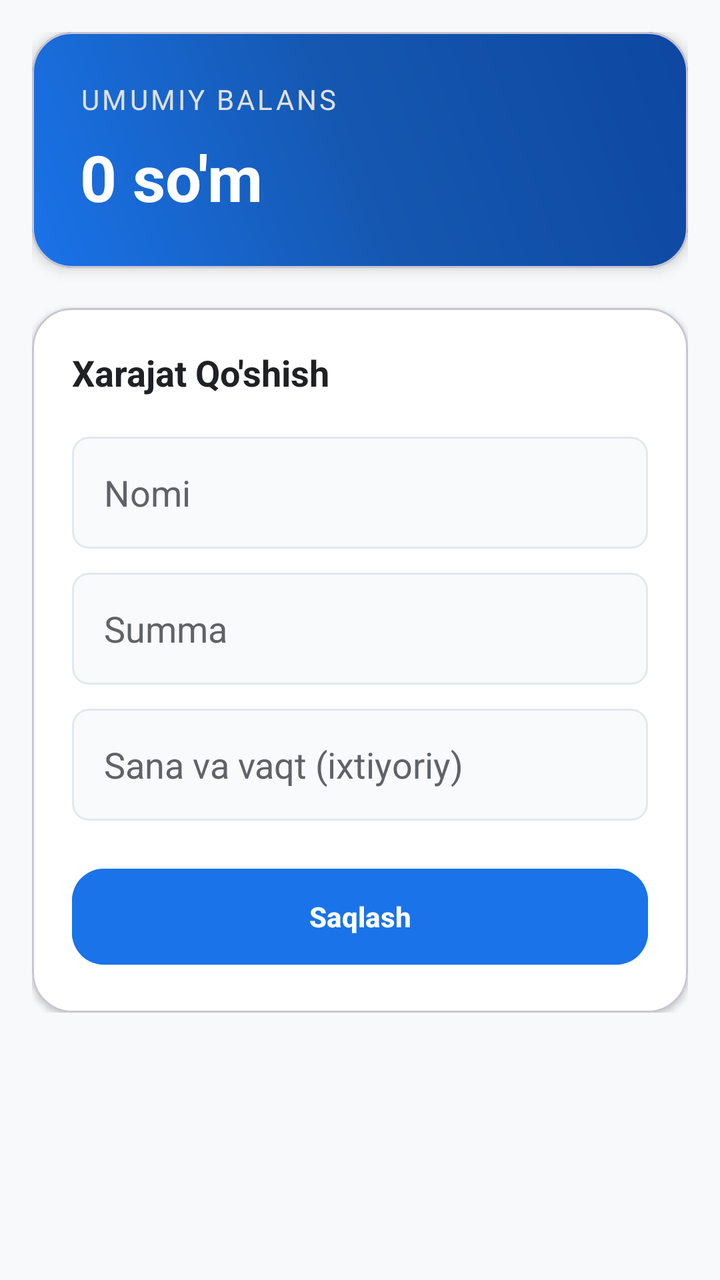
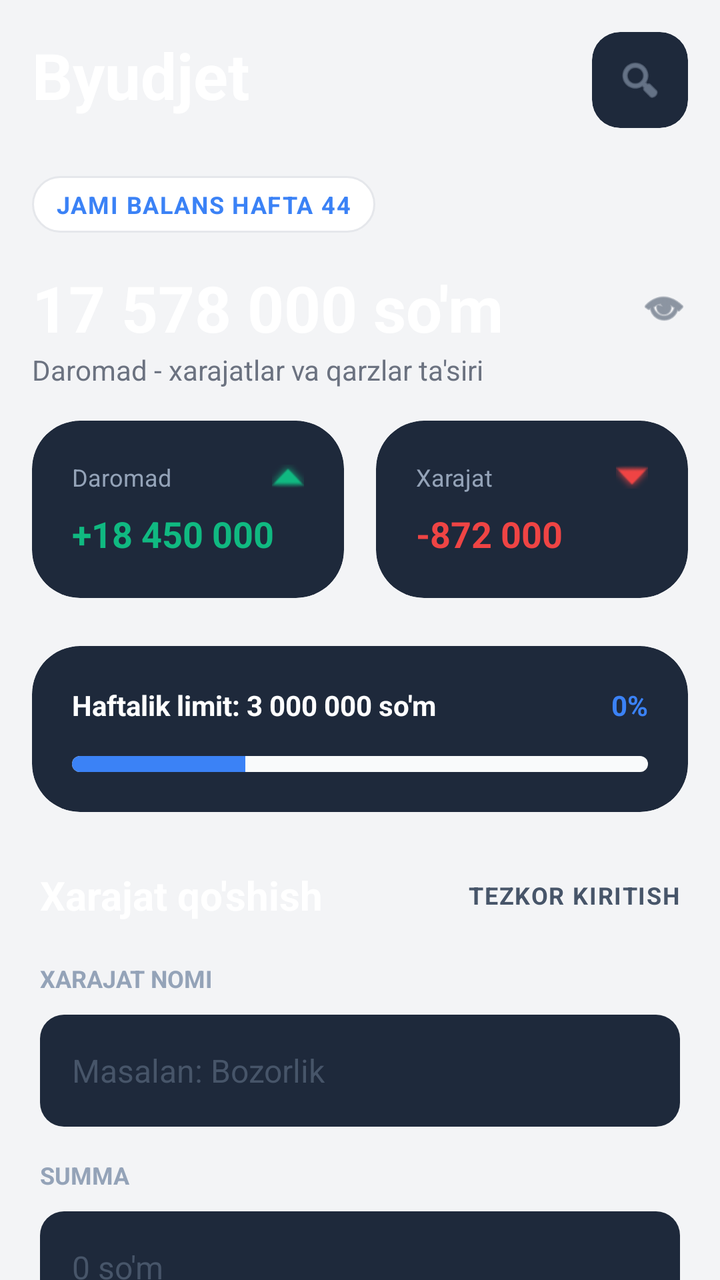

Compare the two renders of this Android layout. The source of the first and the diff that turns it into the second are given below.
<!-- AndroidManifest.xml: application theme Theme.Haftalikharajat -->
<!-- res/layout/fragment_home.xml -->
<?xml version="1.0" encoding="utf-8"?>
<androidx.core.widget.NestedScrollView xmlns:android="http://schemas.android.com/apk/res/android"
    xmlns:app="http://schemas.android.com/apk/res-auto"
    android:layout_width="match_parent"
    android:layout_height="match_parent"
    android:background="@color/background">

    <LinearLayout
        android:layout_width="match_parent"
        android:layout_height="wrap_content"
        android:orientation="vertical"
        android:padding="16dp">

        <com.google.android.material.card.MaterialCardView
            android:id="@+id/cardBalance"
            android:layout_width="match_parent"
            android:layout_height="wrap_content"
            android:layout_marginBottom="20dp"
            app:cardCornerRadius="20dp"
            app:cardElevation="4dp">

            <LinearLayout
                android:layout_width="match_parent"
                android:layout_height="wrap_content"
                android:orientation="vertical"
                android:padding="24dp"
                android:background="@drawable/balance_bg_gradient">

                <TextView
                    android:layout_width="wrap_content"
                    android:layout_height="wrap_content"
                    android:text="Umumiy Balans"
                    android:textColor="#E0E0E0"
                    android:textSize="14sp"
                    android:textAllCaps="true"
                    android:letterSpacing="0.1"/>

                <TextView
                    android:id="@+id/tvTotalBalance"
                    android:layout_width="wrap_content"
                    android:layout_height="wrap_content"
                    android:text="0 so'm"
                    android:textColor="@color/white"
                    android:textSize="32sp"
                    android:textStyle="bold"
                    android:layout_marginTop="8dp"/>

            </LinearLayout>
        </com.google.android.material.card.MaterialCardView>

        <com.google.android.material.card.MaterialCardView
            android:layout_width="match_parent"
            android:layout_height="wrap_content"
            app:cardCornerRadius="20dp"
            app:cardElevation="2dp"
            app:cardBackgroundColor="@color/surface">

            <LinearLayout
                android:layout_width="match_parent"
                android:layout_height="wrap_content"
                android:orientation="vertical"
                android:padding="20dp">

                <TextView
                    android:layout_width="wrap_content"
                    android:layout_height="wrap_content"
                    android:text="Xarajat Qo'shish"
                    android:textSize="18sp"
                    android:textStyle="bold"
                    android:textColor="@color/on_surface"
                    android:layout_marginBottom="20dp"/>

                <EditText
                    android:id="@+id/etExpName"
                    android:layout_width="match_parent"
                    android:layout_height="56dp"
                    android:hint="Nomi"
                    android:background="@drawable/edit_text_bg"
                    android:paddingHorizontal="16dp"
                    android:layout_marginBottom="12dp"
                    android:textColor="@color/black"
                    android:textColorHint="@color/secondary"
                    android:inputType="text"/>

                <EditText
                    android:id="@+id/etExpAmount"
                    android:layout_width="match_parent"
                    android:layout_height="56dp"
                    android:hint="Summa"
                    android:inputType="numberDecimal"
                    android:background="@drawable/edit_text_bg"
                    android:paddingHorizontal="16dp"
                    android:layout_marginBottom="12dp"
                    android:textColor="@color/black"
                    android:textColorHint="@color/secondary"/>

                <EditText
                    android:id="@+id/etExpDate"
                    android:layout_width="match_parent"
                    android:layout_height="56dp"
                    android:hint="Sana va vaqt (ixtiyoriy)"
                    android:focusable="false"
                    android:clickable="true"
                    android:background="@drawable/edit_text_bg"
                    android:paddingHorizontal="16dp"
                    android:layout_marginBottom="20dp"
                    android:textColor="@color/black"
                    android:textColorHint="@color/secondary"/>

                <Button
                    android:id="@+id/btnSaveExp"
                    android:layout_width="match_parent"
                    android:layout_height="56dp"
                    android:text="Saqlash"
                    android:backgroundTint="@color/primary"
                    android:textColor="@color/white"
                    android:textStyle="bold"
                    app:cornerRadius="16dp"/>

            </LinearLayout>
        </com.google.android.material.card.MaterialCardView>

    </LinearLayout>
</androidx.core.widget.NestedScrollView>
<!-- resources referenced by this layout -->
<resources>
  <color name="background">#F8F9FA</color>
  <color name="black">#000000</color>
  <color name="on_surface">#202124</color>
  <color name="primary">#1A73E8</color>
  <color name="secondary">#5F6368</color>
  <color name="surface">#FFFFFF</color>
  <color name="white">#FFFFFF</color>
  <!-- drawable balance_bg_gradient (drawable) -->
  <?xml version="1.0" encoding="utf-8"?>
  <shape xmlns:android="http://schemas.android.com/apk/res/android"
      android:shape="rectangle">
      <gradient
          android:startColor="#1A73E8"
          android:centerColor="#1557B0"
          android:endColor="#0D47A1"
          android:angle="45"/>
      <corners android:radius="20dp"/>
  </shape>
  <!-- drawable edit_text_bg (drawable) -->
  <?xml version="1.0" encoding="utf-8"?>
  <shape xmlns:android="http://schemas.android.com/apk/res/android">
      <solid android:color="#F8FAFC"/>
      <stroke android:width="1dp" android:color="#E2E8F0"/>
      <corners android:radius="8dp"/>
  </shape>
  <style name="Theme.Haftalikharajat" parent="Base.Theme.Haftalikharajat" />
  <style name="Base.Theme.Haftalikharajat" parent="Theme.Material3.DayNight.NoActionBar">
          
          <item name="android:statusBarColor">#F0F2F5</item>
          <item name="android:windowLightStatusBar" tools:targetApi="m">true</item>
      </style>
</resources>

<!-- the commit's change to res/layout/fragment_home.xml (unified diff, before → after) -->
@@ -1,9 +1,10 @@
 <?xml version="1.0" encoding="utf-8"?>
 <androidx.core.widget.NestedScrollView xmlns:android="http://schemas.android.com/apk/res/android"
     xmlns:app="http://schemas.android.com/apk/res-auto"
+    xmlns:tools="http://schemas.android.com/tools"
     android:layout_width="match_parent"
     android:layout_height="match_parent"
-    android:background="@color/background">
+    android:background="@color/bg_app">
 
     <LinearLayout
         android:layout_width="match_parent"
@@ -11,114 +12,428 @@
         android:orientation="vertical"
         android:padding="16dp">
 
+        
+        <RelativeLayout
+            android:layout_width="match_parent"
+            android:layout_height="wrap_content"
+            android:layout_marginBottom="24dp">
+            <TextView
+                android:layout_width="wrap_content"
+                android:layout_height="wrap_content"
+                android:text="Byudjet"
+                android:textColor="@color/white"
+                android:textSize="32sp"
+                android:textStyle="bold" />
+
+            <com.google.android.material.card.MaterialCardView
+                android:layout_width="48dp"
+                android:layout_height="48dp"
+                android:layout_alignParentEnd="true"
+                app:cardBackgroundColor="#1E293B"
+                app:cardCornerRadius="14dp"
+                app:strokeWidth="0dp">
+                <ImageView
+                    android:layout_width="24dp"
+                    android:layout_height="24dp"
+                    android:layout_gravity="center"
+                    android:src="@android:drawable/ic_menu_search"
+                    app:tint="#94A3B8"
+                    android:contentDescription="Qidiruv" />
+            </com.google.android.material.card.MaterialCardView>
+        </RelativeLayout>
+
+        
+        <TextView
+            android:id="@+id/tvWeekInfo"
+            android:layout_width="wrap_content"
+            android:layout_height="wrap_content"
+            android:text="JAMI BALANS HAFTA 44"
+            android:textColor="#3B82F6"
+            android:textSize="12sp"
+            android:textStyle="bold"
+            android:background="@drawable/bg_label_pill"
+            android:paddingHorizontal="12dp"
+            android:paddingVertical="6dp"
+            android:layout_marginBottom="16dp"
+            android:letterSpacing="0.05"/>
+
+        <LinearLayout
+            android:layout_width="match_parent"
+            android:layout_height="wrap_content"
+            android:orientation="horizontal"
+            android:gravity="center_vertical">
+
+            <TextView
+                android:id="@+id/tvTotalBalance"
+                android:layout_width="0dp"
+                android:layout_height="wrap_content"
+                android:layout_weight="1"
+                android:text="17 578 000 so'm"
+                android:textColor="@color/white"
+                android:textSize="32sp"
+                android:textStyle="bold" />
+
+            <ImageView
+                android:layout_width="24dp"
+                android:layout_height="24dp"
+                android:src="@android:drawable/ic_menu_view"
+                app:tint="#475569" />
+        </LinearLayout>
+
+        <TextView
+            android:layout_width="wrap_content"
+            android:layout_height="wrap_content"
+            android:text="Daromad - xarajatlar va qarzlar ta'siri"
+            android:textColor="@color/text_secondary"
+            android:textSize="14sp"
+            android:layout_marginBottom="16dp"/>
+
+        
+        <LinearLayout
+            android:layout_width="match_parent"
+            android:layout_height="wrap_content"
+            android:orientation="horizontal"
+            android:baselineAligned="false"
+            android:layout_marginBottom="24dp">
+
+            <com.google.android.material.card.MaterialCardView
+                android:layout_width="0dp"
+                android:layout_height="wrap_content"
+                android:layout_weight="1"
+                android:layout_marginEnd="8dp"
+                app:cardCornerRadius="24dp"
+                app:cardElevation="0dp"
+                app:strokeWidth="0dp"
+                app:cardBackgroundColor="#1E293B">
+
+                <LinearLayout
+                    android:layout_width="match_parent"
+                    android:layout_height="wrap_content"
+                    android:orientation="vertical"
+                    android:padding="20dp">
+
+                    <LinearLayout
+                        android:layout_width="match_parent"
+                        android:layout_height="wrap_content"
+                        android:orientation="horizontal"
+                        android:gravity="center_vertical">
+                        <TextView
+                            android:layout_width="0dp"
+                            android:layout_height="wrap_content"
+                            android:layout_weight="1"
+                            android:text="Daromad"
+                            android:textColor="#94A3B8"
+                            android:textSize="12sp"/>
+                        <ImageView
+                            android:layout_width="16dp"
+                            android:layout_height="16dp"
+                            android:src="@android:drawable/arrow_up_float"
+                            app:tint="#10B981"/>
+                    </LinearLayout>
+
+                    <TextView
+                        android:id="@+id/tvTotalIncome"
+                        android:layout_width="wrap_content"
+                        android:layout_height="wrap_content"
+                        android:text="+18 450 000"
+                        android:textColor="#10B981"
+                        android:textStyle="bold"
+                        android:textSize="18sp"
+                        android:layout_marginTop="8dp"/>
+                </LinearLayout>
+            </com.google.android.material.card.MaterialCardView>
+
+            <com.google.android.material.card.MaterialCardView
+                android:layout_width="0dp"
+                android:layout_height="wrap_content"
+                android:layout_weight="1"
+                android:layout_marginStart="8dp"
+                app:cardCornerRadius="24dp"
+                app:cardElevation="0dp"
+                app:strokeWidth="0dp"
+                app:cardBackgroundColor="#1E293B">
+
+                <LinearLayout
+                    android:layout_width="match_parent"
+                    android:layout_height="wrap_content"
+                    android:orientation="vertical"
+                    android:padding="20dp">
+
+                    <LinearLayout
+                        android:layout_width="match_parent"
+                        android:layout_height="wrap_content"
+                        android:orientation="horizontal"
+                        android:gravity="center_vertical">
+                        <TextView
+                            android:layout_width="0dp"
+                            android:layout_height="wrap_content"
+                            android:layout_weight="1"
+                            android:text="Xarajat"
+                            android:textColor="#94A3B8"
+                            android:textSize="12sp"/>
+                        <ImageView
+                            android:layout_width="16dp"
+                            android:layout_height="16dp"
+                            android:src="@android:drawable/arrow_down_float"
+                            app:tint="#EF4444"/>
+                    </LinearLayout>
+
+                    <TextView
+                        android:id="@+id/tvTotalExpense"
+                        android:layout_width="wrap_content"
+                        android:layout_height="wrap_content"
+                        android:text="-872 000"
+                        android:textColor="#EF4444"
+                        android:textStyle="bold"
+                        android:textSize="18sp"
+                        android:layout_marginTop="8dp"/>
+                </LinearLayout>
+            </com.google.android.material.card.MaterialCardView>
+        </LinearLayout>
+
+        
         <com.google.android.material.card.MaterialCardView
-            android:id="@+id/cardBalance"
             android:layout_width="match_parent"
             android:layout_height="wrap_content"
-            android:layout_marginBottom="20dp"
-            app:cardCornerRadius="20dp"
-            app:cardElevation="4dp">
+            android:layout_marginBottom="24dp"
+            app:cardCornerRadius="24dp"
+            app:cardElevation="0dp"
+            app:strokeWidth="0dp"
+            app:cardBackgroundColor="#1E293B">
 
             <LinearLayout
                 android:layout_width="match_parent"
                 android:layout_height="wrap_content"
                 android:orientation="vertical"
-                android:padding="24dp"
-                android:background="@drawable/balance_bg_gradient">
-
+                android:padding="20dp">
+
+                <LinearLayout
+                    android:layout_width="match_parent"
+                    android:layout_height="wrap_content"
+                    android:orientation="horizontal">
+                    <TextView
+                        android:id="@+id/tvWeeklyLimit"
+                        android:layout_width="0dp"
+                        android:layout_height="wrap_content"
+                        android:layout_weight="1"
+                        android:text="Haftalik limit: 3 000 000 so'm"
+                        android:textColor="@color/white"
+                        android:textStyle="bold"
+                        android:textSize="14sp"/>
+                    <TextView
+                        android:id="@+id/tvLimitPercent"
+                        android:layout_width="wrap_content"
+                        android:layout_height="wrap_content"
+                        android:text="0%"
+                        android:textColor="#3B82F6"
+                        android:textStyle="bold"
+                        android:textSize="14sp"/>
+                </LinearLayout>
+
+                <ProgressBar
+                    android:id="@+id/pbWeeklyLimit"
+                    style="@android:style/Widget.ProgressBar.Horizontal"
+                    android:layout_width="match_parent"
+                    android:layout_height="8dp"
+                    android:layout_marginTop="16dp"
+                    android:progress="30"
+                    android:progressDrawable="@drawable/custom_progress_bar" />
+            </LinearLayout>
+        </com.google.android.material.card.MaterialCardView>
+
+        
+        <LinearLayout
+            android:layout_width="match_parent"
+            android:layout_height="wrap_content"
+            android:orientation="vertical"
+            android:padding="4dp">
+
+            <LinearLayout
+                android:layout_width="match_parent"
+                android:layout_height="wrap_content"
+                android:orientation="horizontal"
+                android:gravity="center_vertical"
+                android:layout_marginBottom="20dp">
+                <TextView
+                    android:layout_width="0dp"
+                    android:layout_height="wrap_content"
+                    android:layout_weight="1"
+                    android:text="Xarajat qo'shish"
+                    android:textSize="20sp"
+                    android:textStyle="bold"
+                    android:textColor="@color/white"/>
                 <TextView
                     android:layout_width="wrap_content"
                     android:layout_height="wrap_content"
-                    android:text="Umumiy Balans"
-                    android:textColor="#E0E0E0"
-                    android:textSize="14sp"
-                    android:textAllCaps="true"
-                    android:letterSpacing="0.1"/>
-
-                <TextView
-                    android:id="@+id/tvTotalBalance"
+                    android:text="TEZKOR KIRITISH"
+                    android:textSize="12sp"
+                    android:textColor="#475569"
+                    android:textStyle="bold"
+                    android:letterSpacing="0.05"/>
+            </LinearLayout>
+
+            <TextView
+                android:layout_width="wrap_content"
+                android:layout_height="wrap_content"
+                android:text="XARAJAT NOMI"
+                android:textSize="12sp"
+                android:textStyle="bold"
+                android:textColor="#94A3B8"
+                android:layout_marginBottom="10dp"/>
+            <EditText
+                android:id="@+id/etExpName"
+                android:layout_width="match_parent"
+                android:layout_height="56dp"
+                android:hint="Masalan: Bozorlik"
+                android:background="@drawable/bg_input_dark"
+                android:paddingHorizontal="16dp"
+                android:layout_marginBottom="16dp"
+                android:textColor="@color/white"
+                android:textColorHint="#475569"
+                android:textSize="16sp"
+                android:inputType="text"/>
+
+            <TextView
+                android:layout_width="wrap_content"
+                android:layout_height="wrap_content"
+                android:text="SUMMA"
+                android:textSize="12sp"
+                android:textStyle="bold"
+                android:textColor="#94A3B8"
+                android:layout_marginBottom="10dp"/>
+            <EditText
+                android:id="@+id/etExpAmount"
+                android:layout_width="match_parent"
+                android:layout_height="56dp"
+                android:hint="0 so'm"
+                android:inputType="numberDecimal"
+                android:background="@drawable/bg_input_dark"
+                android:paddingHorizontal="16dp"
+                android:layout_marginBottom="16dp"
+                android:textColor="@color/white"
+                android:textColorHint="#475569"
+                android:textSize="16sp"/>
+
+            <LinearLayout
+                android:layout_width="match_parent"
+                android:layout_height="wrap_content"
+                android:orientation="horizontal"
+                android:layout_marginBottom="16dp">
+
+                <LinearLayout
+                    android:layout_width="0dp"
+                    android:layout_height="wrap_content"
+                    android:layout_weight="1"
+                    android:orientation="vertical"
+                    android:layout_marginEnd="8dp">
+                    <TextView
+                        android:layout_width="wrap_content"
+                        android:layout_height="wrap_content"
+                        android:text="SANA"
+                        android:textSize="12sp"
+                        android:textStyle="bold"
+                        android:textColor="#94A3B8"
+                        android:layout_marginBottom="10dp"/>
+                    <RelativeLayout
+                        android:layout_width="match_parent"
+                        android:layout_height="56dp"
+                        android:background="@drawable/bg_input_dark"
+                        android:paddingHorizontal="16dp">
+                        <EditText
+                            android:id="@+id/etExpDate"
+                            android:layout_width="match_parent"
+                            android:layout_height="match_parent"
+                            android:hint="2026-10-26"
+                            android:background="@null"
+                            android:focusable="false"
+                            android:textColor="@color/white"
+                            android:textColorHint="#475569"
+                            android:textSize="16sp"/>
+                        <ImageView
+                            android:layout_width="24dp"
+                            android:layout_height="24dp"
+                            android:layout_alignParentEnd="true"
+                            android:layout_centerVertical="true"
+                            android:src="@drawable/ic_calendar"
+                            app:tint="@color/black"/>
+                    </RelativeLayout>
+                </LinearLayout>
+
+                <LinearLayout
+                    android:layout_width="0dp"
+                    android:layout_height="wrap_content"
+                    android:layout_weight="1"
+                    android:orientation="vertical"
+                    android:layout_marginStart="8dp">
+                    <TextView
+                        android:layout_width="wrap_content"
+                        android:layout_height="wrap_content"
+                        android:text="VAQT"
+                        android:textSize="12sp"
+                        android:textStyle="bold"
+                        android:textColor="#94A3B8"
+                        android:layout_marginBottom="10dp"/>
+                    <RelativeLayout
+                        android:layout_width="match_parent"
+                        android:layout_height="56dp"
+                        android:background="@drawable/bg_input_dark"
+                        android:paddingHorizontal="16dp">
+                        <EditText
+                            android:id="@+id/etExpTime"
+                            android:layout_width="match_parent"
+                            android:layout_height="match_parent"
+                            android:hint="14:06"
+                            android:background="@null"
+                            android:focusable="false"
+                            android:textColor="@color/white"
+                            android:textColorHint="#475569"
+                            android:textSize="16sp"/>
+                        <ImageView
+                            android:layout_width="24dp"
+                            android:layout_height="24dp"
+                            android:layout_alignParentEnd="true"
+                            android:layout_centerVertical="true"
+                            android:src="@android:drawable/ic_menu_recent_history"
+                            app:tint="@color/black"/>
+                    </RelativeLayout>
+                </LinearLayout>
+            </LinearLayout>
+
+            <TextView
+                android:layout_width="wrap_content"
+                android:layout_height="wrap_content"
+                android:text="KATEGORIYA"
+                android:textSize="12sp"
+                android:textStyle="bold"
+                android:textColor="#94A3B8"
+                android:layout_marginBottom="10dp"/>
+
+            <HorizontalScrollView
+                android:layout_width="match_parent"
+                android:layout_height="wrap_content"
+                android:scrollbars="none"
+                android:layout_marginBottom="24dp">
+                <com.google.android.material.chip.ChipGroup
+                    android:id="@+id/chipGroupCategory"
                     android:layout_width="wrap_content"
                     android:layout_height="wrap_content"
-                    android:text="0 so'm"
-                    android:textColor="@color/white"
-                    android:textSize="32sp"
-                    android:textStyle="bold"
-                    android:layout_marginTop="8dp"/>
-
-            </LinearLayout>
-        </com.google.android.material.card.MaterialCardView>
-
-        <com.google.android.material.card.MaterialCardView
-            android:layout_width="match_parent"
-            android:layout_height="wrap_content"
-            app:cardCornerRadius="20dp"
-            app:cardElevation="2dp"
-            app:cardBackgroundColor="@color/surface">
-
-            <LinearLayout
-                android:layout_width="match_parent"
-                android:layout_height="wrap_content"
-                android:orientation="vertical"
-                android:padding="20dp">
-
-                <TextView
-                    android:layout_width="wrap_content"
-                    android:layout_height="wrap_content"
-                    android:text="Xarajat Qo'shish"
-                    android:textSize="18sp"
-                    android:textStyle="bold"
-                    android:textColor="@color/on_surface"
-                    android:layout_marginBottom="20dp"/>
-
-                <EditText
-                    android:id="@+id/etExpName"
-                    android:layout_width="match_parent"
-                    android:layout_height="56dp"
-                    android:hint="Nomi"
-                    android:background="@drawable/edit_text_bg"
-                    android:paddingHorizontal="16dp"
-                    android:layout_marginBottom="12dp"
-                    android:textColor="@color/black"
-                    android:textColorHint="@color/secondary"
-                    android:inputType="text"/>
-
-                <EditText
-                    android:id="@+id/etExpAmount"
-                    android:layout_width="match_parent"
-                    android:layout_height="56dp"
-                    android:hint="Summa"
-                    android:inputType="numberDecimal"
-                    android:background="@drawable/edit_text_bg"
-                    android:paddingHorizontal="16dp"
-                    android:layout_marginBottom="12dp"
-                    android:textColor="@color/black"
-                    android:textColorHint="@color/secondary"/>
-
-                <EditText
-                    android:id="@+id/etExpDate"
-                    android:layout_width="match_parent"
-                    android:layout_height="56dp"
-                    android:hint="Sana va vaqt (ixtiyoriy)"
-                    android:focusable="false"
-                    android:clickable="true"
-                    android:background="@drawable/edit_text_bg"
-                    android:paddingHorizontal="16dp"
-                    android:layout_marginBottom="20dp"
-                    android:textColor="@color/black"
-                    android:textColorHint="@color/secondary"/>
-
-                <Button
-                    android:id="@+id/btnSaveExp"
-                    android:layout_width="match_parent"
-                    android:layout_height="56dp"
-                    android:text="Saqlash"
-                    android:backgroundTint="@color/primary"
-                    android:textColor="@color/white"
-                    android:textStyle="bold"
-                    app:cornerRadius="16dp"/>
-
-            </LinearLayout>
-        </com.google.android.material.card.MaterialCardView>
+                    app:singleSelection="true">
+                    
+                </com.google.android.material.chip.ChipGroup>
+            </HorizontalScrollView>
+
+            <Button
+                android:id="@+id/btnSaveExp"
+                android:layout_width="match_parent"
+                android:layout_height="64dp"
+                android:text="XARAJATNI SAQLASH"
+                android:backgroundTint="#3B82F6"
+                android:textColor="@color/white"
+                android:textStyle="bold"
+                android:textSize="16sp"
+                app:cornerRadius="16dp"/>
+
+        </LinearLayout>
 
     </LinearLayout>
 </androidx.core.widget.NestedScrollView>
<!-- resource entries referenced after the edit -->
@@ -1,34 +1,60 @@
 <!-- resources referenced by this layout -->
 <resources>
-  <color name="background">#F8F9FA</color>
+  <color name="bg_app">#F3F4F6</color>
   <color name="black">#000000</color>
-  <color name="on_surface">#202124</color>
-  <color name="primary">#1A73E8</color>
-  <color name="secondary">#5F6368</color>
-  <color name="surface">#FFFFFF</color>
+  <color name="text_secondary">#6B7280</color>
+  <color name="primary">#3B82F6</color>
   <color name="white">#FFFFFF</color>
-  <!-- drawable balance_bg_gradient (drawable) -->
-  <?xml version="1.0" encoding="utf-8"?>
-  <shape xmlns:android="http://schemas.android.com/apk/res/android"
-      android:shape="rectangle">
-      <gradient
-          android:startColor="#1A73E8"
-          android:centerColor="#1557B0"
-          android:endColor="#0D47A1"
-          android:angle="45"/>
-      <corners android:radius="20dp"/>
-  </shape>
-  <!-- drawable edit_text_bg (drawable) -->
+  <!-- drawable bg_input_dark (drawable) -->
   <?xml version="1.0" encoding="utf-8"?>
   <shape xmlns:android="http://schemas.android.com/apk/res/android">
-      <solid android:color="#F8FAFC"/>
-      <stroke android:width="1dp" android:color="#E2E8F0"/>
-      <corners android:radius="8dp"/>
+      <solid android:color="#1E293B" />
+      <corners android:radius="12dp" />
   </shape>
+  <!-- drawable bg_label_pill (drawable) -->
+  <?xml version="1.0" encoding="utf-8"?>
+  <shape xmlns:android="http://schemas.android.com/apk/res/android">
+      <solid android:color="@color/bg_card" />
+      <corners android:radius="20dp" />
+      <stroke android:width="1dp" android:color="@color/border_input" />
+  </shape>
+  <!-- drawable custom_progress_bar (drawable) -->
+  <?xml version="1.0" encoding="utf-8"?>
+  <layer-list xmlns:android="http://schemas.android.com/apk/res/android">
+      <item android:id="@android:id/background">
+          <shape>
+              <corners android:radius="10dp" />
+              <solid android:color="@color/bg_input" />
+          </shape>
+      </item>
+      <item android:id="@android:id/progress">
+          <clip>
+              <shape>
+                  <corners android:radius="10dp" />
+                  <solid android:color="@color/primary" />
+              </shape>
+          </clip>
+      </item>
+  </layer-list>
+  <!-- drawable ic_calendar (drawable) -->
+  <vector xmlns:android="http://schemas.android.com/apk/res/android"
+      android:width="24dp"
+      android:height="24dp"
+      android:viewportWidth="24"
+      android:viewportHeight="24"
+      android:tint="?attr/colorControlNormal">
+    <path
+        android:fillColor="@android:color/white"
+        android:pathData="M19,4h-1V2h-2v2H8V2H6v2H5C3.89,4 3.01,4.9 3.01,6L3,20c0,1.1 0.89,2 2,2h14c1.1,0 2,-0.9 2,-2V6C21,4.9 20.1,4 19,4zM19,20H5V9h14V20z"/>
+  </vector>
   <style name="Theme.Haftalikharajat" parent="Base.Theme.Haftalikharajat" />
+  <color name="bg_card">#FFFFFF</color>
+  <color name="border_input">#E5E7EB</color>
+  <color name="bg_input">#F9FAFB</color>
   <style name="Base.Theme.Haftalikharajat" parent="Theme.Material3.DayNight.NoActionBar">
-          
-          <item name="android:statusBarColor">#F0F2F5</item>
+          <item name="colorPrimary">@color/primary</item>
+          <item name="android:windowBackground">@color/bg_app</item>
+          <item name="android:statusBarColor">@color/bg_app</item>
           <item name="android:windowLightStatusBar" tools:targetApi="m">true</item>
       </style>
 </resources>
